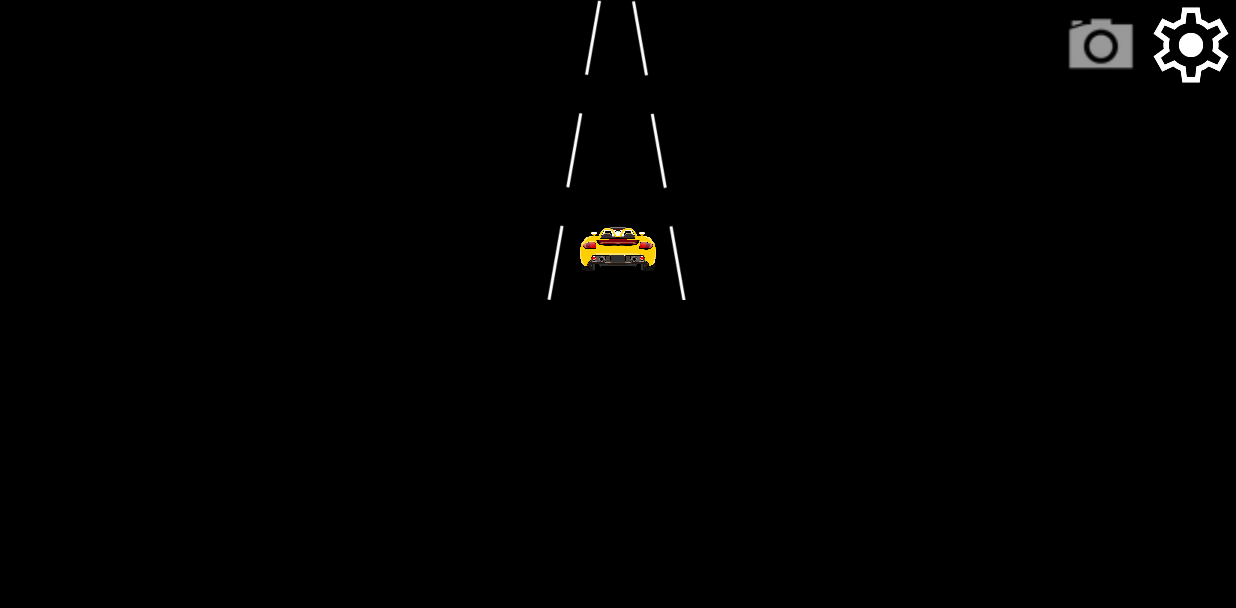
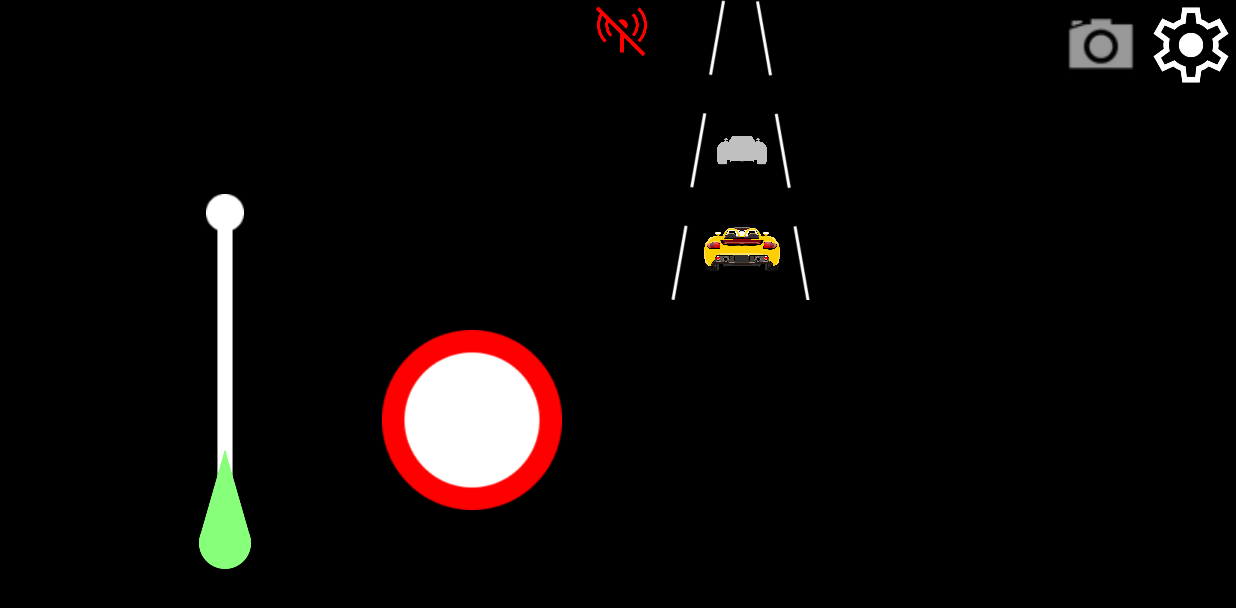
Before and after one commit to pantokr/hud-test-resolution, an Android app: the screen it shows after launch (MainActivity), on a phone screen of 824 x 412 dp (held sideways). Shown: the top 608 px of the screen. Run offline under Robolectric (Android 15) with nearby library versions, the phone set to English and light mode, and no system bars; our stand-ins replace CircleImageView; libraries missing offline, so code that uses them is left out: androidx.camera.core, androidx.camera.lifecycle, androidx.camera.video, com.tmapmobility.tmap, info.mqtt.android and 2 more; pictures from the network do not load; 8 statements that could not run were skipped.

Commit message:
240717-1

```diff
--- a/app/src/main/java/com/ecoss/hud_test_resolution/activities/MainActivity.java
+++ b/app/src/main/java/com/ecoss/hud_test_resolution/activities/MainActivity.java
@@ -28,7 +28,7 @@ import com.tmapmobility.tmap.tmapsdk.edc.TmapEDCSDK;
 
 public class MainActivity extends AppCompatActivity {
 
-    private final String TAG = "AR-HUD";
+    private final String TAG = "VAR-TEST";
     private PowerManager.WakeLock wakeLock;
     private DisplayManager displayManager;
     private Display[] displays;
@@ -42,9 +42,9 @@ public class MainActivity extends AppCompatActivity {
 
     // 발급 받은 API KEY
     // private String API_KEY = "x8XUvUUZPn2m2jun6cnH18EeZeAONkR56DvjJCKs"; //발급 받은 API KEY
-    // private String API_KEY = "vaZMsSpVca3X4MGwQ5pIp6BDEzozDlVk3nnvW0uk"; //발급 받은 API KEY
+    private String API_KEY = "vaZMsSpVca3X4MGwQ5pIp6BDEzozDlVk3nnvW0uk"; //발급 받은 API KEY
     // private String API_KEY = "EbXk0CTANo3YyQTYQHa8r1RLhZSxeVZ4aSLC1do7"; //발급 받은 API KEY
-    private String API_KEY = "MJh1Paaubi9XD3fnv4r6P9M0HW3z6deF2NmJEtIK"; //발급 받은 API KEY
+    // private String API_KEY = "MJh1Paaubi9XD3fnv4r6P9M0HW3z6deF2NmJEtIK"; //발급 받은 API KEY
     // private String API_KEY = "U3aHS2DOHaL6Lu3BtRkD3gA5cfFDbSX4EMIKmh5f"; //발급 받은 API KEY
     private final String USER_KEY = "";
     private final String DEVICE_KEY = "";
@@ -286,7 +286,7 @@ public class MainActivity extends AppCompatActivity {
                 // TBT
                 dataApplier.applyFirstTBTTurnType(data, findViewById(R.id.firstTBTImage));
                 dataApplier.applyFirstTBTDist(data, findViewById(R.id.firstTBTDistDigitText));
-
+                dataApplier.applyCrossRoadBitmap(data, findViewById(R.id.crossRoadImage));
 
                 Global.RoutingInitializer.timer++;
             }
--- a/app/src/main/java/com/ecoss/hud_test_resolution/utilities/AnalyzerUtils.java
+++ b/app/src/main/java/com/ecoss/hud_test_resolution/utilities/AnalyzerUtils.java
@@ -25,10 +25,9 @@ import java.io.IOException;
 import java.nio.ByteBuffer;
 import java.nio.MappedByteBuffer;
 import java.nio.channels.FileChannel;
-import java.util.Arrays;
 import java.util.HashMap;
-import java.util.List;
 import java.util.Map;
+import java.util.Objects;
 
 public class AnalyzerUtils {
     private static final String TAG = "VAR-TEST";
@@ -60,8 +59,9 @@ public class AnalyzerUtils {
         Image mediaImage = image.getImage();
 
         if (objectMarker != null) {
-            objectMarker.setImageSourceInfo(mediaImage.getWidth(), mediaImage.getHeight()); // or true if using front camera
+            objectMarker.setImageSourceInfo(Objects.requireNonNull(mediaImage).getWidth(), mediaImage.getHeight()); // or true if using front camera
         }
+
         Bitmap bitmap = imageProxyToBitmap(image);
         TensorImage inputImageBuffer = preprocess(bitmap);
 
@@ -88,8 +88,6 @@ public class AnalyzerUtils {
         // 원본 이미지 크기
         int imageWidth = bitmap.getWidth();
         int imageHeight = bitmap.getHeight();
-
-        Log.d(TAG, "analyze: "+imageWidth + imageHeight);
 
         tflite.runForMultipleInputsOutputs(new Object[]{inputImageBuffer.getBuffer()}, outputMap);
 
--- a/app/src/main/res/font/font.xml
+++ /dev/null
@@ -1,4 +0,0 @@
-<?xml version="1.0" encoding="utf-8"?>
-<font-family xmlns:android="http://schemas.android.com/apk/res/android">
-
-</font-family>
--- a/app/src/main/res/layout/activity_main.xml
+++ b/app/src/main/res/layout/activity_main.xml
@@ -12,15 +12,132 @@
         android:id="@+id/markerContainer"
         android:layout_width="match_parent"
         android:layout_height="match_parent"
+
+        tools:visibility="gone">
+
+    </androidx.constraintlayout.widget.ConstraintLayout>
+
+    <TextView
+        android:id="@+id/dstNameText"
+        android:layout_width="240dp"
+        android:layout_height="wrap_content"
+        android:layout_marginBottom="12dp"
+        android:ellipsize="middle"
+        android:fontFamily="@font/font"
+        android:gravity="center"
+        android:maxLines="1"
+        android:text=""
+        android:textColor="@color/white"
+        android:textSize="30sp"
+        app:layout_constraintBottom_toTopOf="@+id/progressBarLineImage"
+        app:layout_constraintEnd_toEndOf="@+id/progressBarLineImage"
+        app:layout_constraintHorizontal_bias="0.503"
+        app:layout_constraintStart_toStartOf="@+id/progressBarLineImage" />
+
+
+    <ImageView
+        android:id="@+id/progressBarLineImage"
+        android:layout_width="25dp"
+        android:layout_height="250dp"
+        android:scaleType="fitXY"
+        android:src="@drawable/progress_bar_line"
+        app:layout_constraintBottom_toBottomOf="parent"
+        app:layout_constraintEnd_toStartOf="@+id/signRedCircleImage"
+        app:layout_constraintHorizontal_bias="0.6"
+        app:layout_constraintStart_toStartOf="parent"
+        app:layout_constraintTop_toTopOf="parent"
+        app:layout_constraintVertical_bias="0.8"
+        tools:ignore="UseAppTint" />
+
+    <ImageView
+        android:id="@+id/progressBarDotImage"
+        android:layout_width="80dp"
+        android:layout_height="80dp"
+        android:src="@drawable/progress_bar_dot"
+
+        app:layout_constraintBottom_toBottomOf="@+id/progressBarLineImage"
+        app:layout_constraintEnd_toEndOf="@+id/progressBarLineImage"
+        app:layout_constraintHorizontal_bias="0.5"
+        app:layout_constraintStart_toStartOf="@+id/progressBarLineImage"
+        app:layout_constraintTop_toTopOf="parent"
+        app:layout_constraintVertical_bias="1.0"
+        app:tint="@color/green" />
+
+
+    <ImageView
+        android:id="@+id/signRedCircleImage"
+        android:layout_width="120dp"
+        android:layout_height="120dp"
+        android:src="@drawable/graphic_sign"
+        app:layout_constraintBottom_toBottomOf="@+id/currentSpeedText"
+        app:layout_constraintEnd_toStartOf="@+id/currentSpeedText"
+        app:layout_constraintTop_toTopOf="@+id/currentSpeedText" />
+
+    <TextView
+        android:id="@+id/signText"
+        android:layout_width="80dp"
+        android:layout_height="80dp"
+        android:gravity="center"
+        android:text=""
+        android:textAlignment="center"
+        android:textColor="@color/red"
+        android:textSize="60sp"
+        android:textStyle="bold"
+        app:layout_constraintBottom_toBottomOf="@+id/signRedCircleImage"
+        app:layout_constraintEnd_toEndOf="@+id/signRedCircleImage"
+        app:layout_constraintHorizontal_bias="0.5"
+        app:layout_constraintStart_toStartOf="@+id/signRedCircleImage"
+        app:layout_constraintTop_toTopOf="@+id/signRedCircleImage"
+        app:layout_constraintVertical_bias="0.5" />
+
+    <TextView
+        android:id="@+id/currentSpeedText"
+        android:layout_width="240dp"
+        android:layout_height="160dp"
+        android:layout_weight="1"
+        android:gravity="center"
+        android:text=""
+        android:textAlignment="center"
+        android:textColor="@color/cyan"
+        android:textSize="120sp"
         app:layout_constraintBottom_toBottomOf="parent"
         app:layout_constraintEnd_toEndOf="parent"
-        app:layout_constraintHorizontal_bias="0.0"
+        app:layout_constraintHorizontal_bias="0.642"
         app:layout_constraintStart_toStartOf="parent"
-        app:layout_constraintTop_toTopOf="parent"
-        app:layout_constraintVertical_bias="0.0">
+        app:layout_constraintTop_toBottomOf="@+id/laneImage"
+        app:layout_constraintVertical_bias="0.0" />
 
+    <ImageView
+        android:id="@+id/myCarImage"
+        android:layout_width="60dp"
+        android:layout_height="60dp"
+        android:layout_marginBottom="4dp"
+        android:src="@drawable/graphic_car_back"
+        app:layout_constraintBottom_toBottomOf="@+id/laneImage"
+        app:layout_constraintEnd_toEndOf="@+id/laneImage"
+        app:layout_constraintStart_toStartOf="@+id/laneImage"
+        tools:ignore="UseAppTint" />
 
-    </androidx.constraintlayout.widget.ConstraintLayout>
+    <ImageView
+        android:id="@+id/previousCarImage"
+        android:layout_width="40dp"
+        android:layout_height="40dp"
+        android:layout_marginBottom="80dp"
+        android:src="@drawable/graphic_car_back"
+        android:tint="@color/grey"
+        app:layout_constraintBottom_toBottomOf="@+id/laneImage"
+        app:layout_constraintEnd_toEndOf="@+id/laneImage"
+        app:layout_constraintStart_toStartOf="@+id/laneImage"
+        tools:ignore="UseAppTint" />
+
+    <ImageView
+        android:id="@+id/laneImage"
+        android:layout_width="200dp"
+        android:layout_height="200dp"
+        android:src="@drawable/graphic_lane_basic"
+        app:layout_constraintEnd_toEndOf="@+id/currentSpeedText"
+        app:layout_constraintStart_toStartOf="@+id/currentSpeedText"
+        app:layout_constraintTop_toTopOf="parent" />
 
     <ImageView
         android:id="@+id/noSignalImage"
@@ -28,10 +145,44 @@
         android:layout_height="40dp"
         android:src="@drawable/graphic_no_signal"
         android:tint="@color/red"
-        android:visibility="invisible"
         app:layout_constraintStart_toStartOf="@+id/laneImage"
         app:layout_constraintTop_toTopOf="@+id/laneImage"
         tools:ignore="UseAppTint" />
+
+    <ImageView
+        android:id="@+id/firstTBTImage"
+        android:layout_width="160dp"
+        android:layout_height="160dp"
+        app:layout_constraintBottom_toBottomOf="@+id/laneImage"
+        app:layout_constraintEnd_toEndOf="@+id/laneImage"
+        app:layout_constraintStart_toStartOf="@+id/laneImage"
+        app:layout_constraintTop_toTopOf="parent"
+        app:layout_constraintVertical_bias="0.0"
+        tools:ignore="UseAppTint" />
+
+    <TextView
+        android:id="@+id/firstTBTDistDigitText"
+        android:layout_width="wrap_content"
+        android:layout_height="80dp"
+        android:fontFamily="@font/font"
+        android:gravity="center"
+        android:text=""
+        android:textColor="@color/white"
+        android:textSize="40sp"
+        app:layout_constraintBottom_toBottomOf="@+id/firstTBTImage"
+        app:layout_constraintStart_toEndOf="@+id/laneImage"
+        app:layout_constraintTop_toTopOf="@+id/firstTBTImage"
+        app:layout_constraintVertical_bias="0.5" />
+
+    <ImageView
+        android:id="@+id/crossRoadImage"
+        android:layout_width="200dp"
+        android:layout_height="200dp"
+        app:layout_constraintBottom_toBottomOf="parent"
+        app:layout_constraintEnd_toEndOf="parent"
+        app:layout_constraintTop_toBottomOf="@+id/firstTBTDistDigitText"
+        app:layout_constraintVertical_bias="0.45" />
+
     <ImageButton
         android:id="@+id/cameraButton"
         android:layout_width="60dp"
@@ -55,152 +206,4 @@
         app:layout_constraintEnd_toEndOf="parent"
         app:layout_constraintTop_toTopOf="parent" />
 
-    <ImageView
-        android:id="@+id/firstTBTImage"
-        android:layout_width="160dp"
-        android:layout_height="160dp"
-        android:src="@drawable/tbt_default"
-        android:visibility="invisible"
-        app:layout_constraintBottom_toBottomOf="@+id/laneImage"
-        app:layout_constraintEnd_toEndOf="@+id/laneImage"
-        app:layout_constraintStart_toStartOf="@+id/laneImage"
-        app:layout_constraintTop_toTopOf="parent"
-        app:layout_constraintVertical_bias="0.0"
-        tools:ignore="UseAppTint" />
-
-    <TextView
-        android:id="@+id/firstTBTDistDigitText"
-        android:layout_width="wrap_content"
-        android:layout_height="120dp"
-        android:gravity="center"
-        android:text=""
-
-        android:textColor="@color/white"
-        android:textSize="60sp"
-        android:visibility="invisible"
-        app:layout_constraintStart_toEndOf="@+id/laneImage"
-        app:layout_constraintTop_toTopOf="parent" />
-
-    <TextView
-        android:id="@+id/currentSpeedText"
-        android:layout_width="240dp"
-        android:layout_height="160dp"
-        android:layout_weight="1"
-        android:gravity="center"
-        android:text=""
-        android:textAlignment="center"
-        android:textColor="@color/cyan"
-        android:textSize="120sp"
-        app:layout_constraintBottom_toBottomOf="parent"
-        app:layout_constraintEnd_toEndOf="parent"
-        app:layout_constraintStart_toStartOf="parent"
-        app:layout_constraintTop_toBottomOf="@+id/laneImage" />
-
-    <ImageView
-        android:id="@+id/myCarImage"
-        android:layout_width="60dp"
-        android:layout_height="60dp"
-        android:layout_marginBottom="4dp"
-        android:src="@drawable/graphic_car_back"
-        app:layout_constraintBottom_toBottomOf="@+id/laneImage"
-        app:layout_constraintEnd_toEndOf="@+id/laneImage"
-        app:layout_constraintStart_toStartOf="@+id/laneImage"
-        tools:ignore="UseAppTint" />
-
-    <ImageView
-        android:id="@+id/previousCarImage"
-        android:layout_width="40dp"
-        android:layout_height="40dp"
-        android:layout_marginBottom="80dp"
-        android:src="@drawable/graphic_car_back"
-        android:tint="@color/grey"
-        android:visibility="invisible"
-        app:layout_constraintBottom_toBottomOf="@+id/laneImage"
-        app:layout_constraintEnd_toEndOf="@+id/laneImage"
-        app:layout_constraintStart_toStartOf="@+id/laneImage"
-        tools:ignore="UseAppTint" />
-
-    <ImageView
-        android:id="@+id/laneImage"
-        android:layout_width="200dp"
-        android:layout_height="200dp"
-        android:src="@drawable/graphic_lane_basic"
-        app:layout_constraintEnd_toEndOf="@+id/currentSpeedText"
-        app:layout_constraintStart_toStartOf="@+id/currentSpeedText"
-        app:layout_constraintTop_toTopOf="parent"
-        />
-
-    <ImageView
-        android:id="@+id/signRedCircleImage"
-        android:layout_width="120dp"
-        android:layout_height="120dp"
-        android:src="@drawable/graphic_sign"
-        android:visibility="invisible"
-        app:layout_constraintBottom_toBottomOf="@+id/currentSpeedText"
-        app:layout_constraintEnd_toStartOf="@+id/currentSpeedText"
-        app:layout_constraintTop_toTopOf="@+id/currentSpeedText" />
-
-    <TextView
-        android:id="@+id/signText"
-        android:layout_width="80dp"
-        android:layout_height="80dp"
-        android:gravity="center"
-        android:text=""
-        android:textAlignment="center"
-        android:textColor="@color/red"
-        android:textSize="60sp"
-        android:textStyle="bold"
-        app:layout_constraintBottom_toBottomOf="@+id/signRedCircleImage"
-        app:layout_constraintEnd_toEndOf="@+id/signRedCircleImage"
-        app:layout_constraintHorizontal_bias="0.5"
-        app:layout_constraintStart_toStartOf="@+id/signRedCircleImage"
-        app:layout_constraintTop_toTopOf="@+id/signRedCircleImage"
-        app:layout_constraintVertical_bias="0.5" />
-
-
-    <ImageView
-        android:id="@+id/progressBarLineImage"
-        android:layout_width="40dp"
-        android:layout_height="160dp"
-        android:scaleType="fitXY"
-        android:src="@drawable/progress_bar_line"
-        android:visibility="invisible"
-        app:layout_constraintBottom_toBottomOf="parent"
-        app:layout_constraintEnd_toStartOf="@+id/signRedCircleImage"
-        app:layout_constraintStart_toStartOf="parent"
-        app:layout_constraintTop_toTopOf="parent"
-        tools:ignore="UseAppTint" />
-
-    <ImageView
-        android:id="@+id/progressBarDotImage"
-        android:layout_width="40dp"
-        android:layout_height="40dp"
-        android:src="@drawable/progress_bar_dot"
-        android:visibility="invisible"
-
-        app:layout_constraintBottom_toBottomOf="@+id/progressBarLineImage"
-        app:layout_constraintEnd_toEndOf="@+id/progressBarLineImage"
-        app:layout_constraintHorizontal_bias="0.5
-"
-        app:layout_constraintStart_toStartOf="@+id/progressBarLineImage"
-        app:layout_constraintTop_toTopOf="parent"
-        app:layout_constraintVertical_bias="1.0"
-        app:tint="@color/green" />
-
-    <TextView
-        android:id="@+id/dstNameText"
-        android:layout_width="160dp"
-        android:layout_height="wrap_content"
-        android:ellipsize="middle"
-        android:fontFamily=""
-        android:gravity="center"
-        android:maxLines="1"
-        android:text=""
-        android:textColor="@color/white"
-        android:textSize="20dp"
-        app:layout_constraintBottom_toTopOf="@+id/progressBarLineImage"
-        app:layout_constraintEnd_toEndOf="@+id/progressBarLineImage"
-        app:layout_constraintStart_toStartOf="@+id/progressBarLineImage" />
-
-
 </androidx.constraintlayout.widget.ConstraintLayout>
```
Also changed, not shown: app/build.gradle (+7 -14 lines), app/src/main/java/com/ecoss/hud_test_resolution/activities/HudPresentation.java (+0 -8 lines), app/src/main/java/com/ecoss/hud_test_resolution/activities/SettingsActivity.java (+0 -20 lines), app/src/main/java/com/ecoss/hud_test_resolution/utilities/DataApplier.java (+17 -31 lines), gradle/libs.versions.toml (+1 -38 lines), app/src/main/res/drawable/progress_bar_line.png, app/src/main/res/drawable/tbt_end.png, app/src/main/res/drawable/tbt_high.png (deleted), app/src/main/res/drawable/tbt_no_indication.png (deleted), app/src/main/res/drawable/tbt_overpass.png (added), app/src/main/res/drawable/tbt_p_turn.gif (added), app/src/main/res/drawable/tbt_p_turn.png (deleted), app/src/main/res/drawable/tbt_rest_area.png, app/src/main/res/drawable/tbt_tollgate.png, 2 more files.
